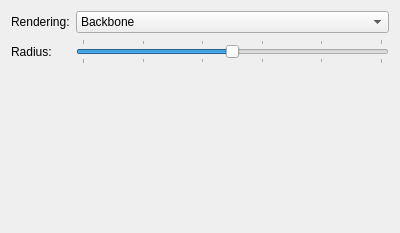
Qt form libavogadro/src/engines/ribbonsettingswidget.ui (cryos/avogadro) before a commit.
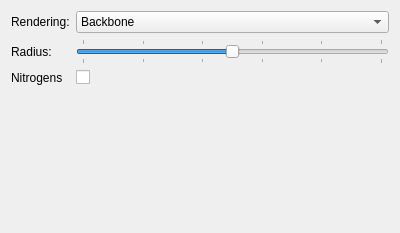
The same form after that commit.

Commit message: Added support for nitrogens in backbone for ribbon engine rendering

```diff
--- a/libavogadro/src/engines/ribbonsettingswidget.ui
+++ b/libavogadro/src/engines/ribbonsettingswidget.ui
@@ -85,6 +85,20 @@
      </property>
     </spacer>
    </item>
+   <item row="2" column="1" >
+    <widget class="QCheckBox" name="useNitrogens" >
+     <property name="text" >
+      <string/>
+     </property>
+    </widget>
+   </item>
+   <item row="2" column="0" >
+    <widget class="QLabel" name="label_2" >
+     <property name="text" >
+      <string>Nitrogens</string>
+     </property>
+    </widget>
+   </item>
   </layout>
  </widget>
  <resources/>
```
The commit also changes 3 other files.
